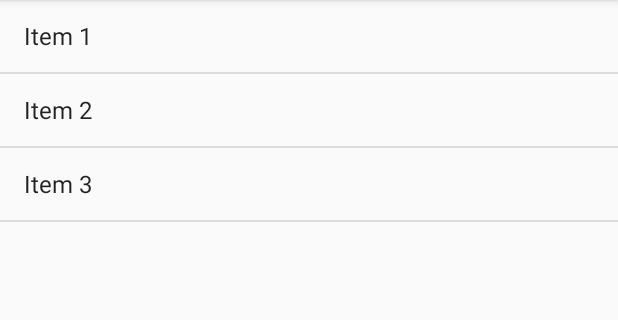
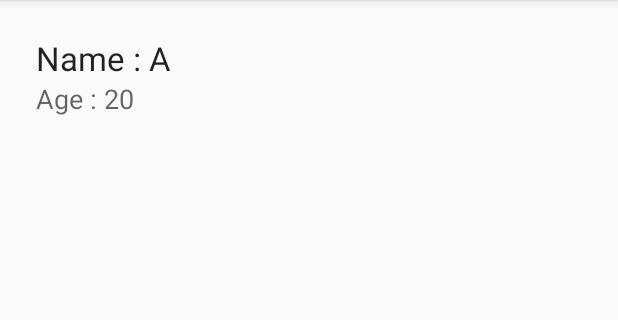
Before and after one commit to Julesssss/BirthdayReminder, an Android app: the screen it shows after launch (MainActivity), on a phone screen of 412 x 824 dp, the part 84-404 px from its top. Run offline under Robolectric (Android 15) with nearby library versions, the light colour scheme and no system bars.

Commit message:
Redesigned, formatted and documented Birthdays.java. Temporarily added RecyclerView files.

```diff
--- a/app/build.gradle
+++ b/app/build.gradle
@@ -22,4 +22,5 @@ android {
 dependencies {
     compile fileTree(dir: 'libs', include: ['*.jar'])
     compile 'com.android.support:appcompat-v7:23.+'
+    compile 'com.android.support:recyclerview-v7:+'
 }
--- /dev/null
+++ b/app/src/main/java/website/julianrosser/birthdays/Birthday.java
@@ -0,0 +1,295 @@
+package website.julianrosser.birthdays;
+
+import android.content.Context;
+import android.util.Log;
+import org.json.JSONException;
+import org.json.JSONObject;
+import java.text.SimpleDateFormat;
+import java.util.Date;
+import java.util.Locale;
+
+// Ignore Date method deprecation, todo : check eventually.
+@SuppressWarnings({"deprecation","unused"})
+
+public class Birthday {
+
+    // Context, logging and daysTillBirthday references
+    Context mAlarmContext;
+    String TAG = "Birthday.java";
+    int daysUntil; // todo old note: Have to update this every time
+
+    // JSON keys
+    private static final String JSON_NAME = "name";
+    private static final String JSON_DATE = "date";
+    private static final String JSON_REMIND = "remind";
+    private static final String JSON_DAYS_REMIND = "days_remind";
+
+    // References to data todo: rename references
+    String name;
+    Date date;
+    boolean remind;
+    int daysBeforeNotification;
+
+    /**
+     * Constructor for creating new birthday.
+     * Todo : Rename parameters in constructor, after ensuring this wont break references!
+     *
+     * @param n : name
+     * @param d : date
+     * @param notifyUserOfBirthday : remind
+     * @param mContext : app context
+     * @param remindDays : days left untill reminder
+     */
+    public Birthday(String n, Date d, boolean notifyUserOfBirthday, Context mContext, int remindDays) {
+
+        name = n;
+        date = d;
+        daysUntil = getDaysToBirthday(d);
+
+        if (daysUntil > 365) {
+            int iYear = d.getYear();
+            d.setYear(iYear - 1);
+            daysUntil = getDaysToBirthday(d);
+        }
+
+        if (daysUntil < 0) {
+            int iYear = d.getYear();
+            d.setYear(iYear + 1);
+            daysUntil = getDaysToBirthday(d);
+        }
+
+        remind = notifyUserOfBirthday;
+        daysBeforeNotification = remindDays;
+        mAlarmContext = mContext;
+    }
+
+    /**
+     * I think this is for replacing deleted birthday with new, todo: find out.
+     * @param editName : name
+     * @param editDate : date
+     * @param editRemind : remind user boolean
+     * @param editContext : context
+     * @param remindDays : days till reminder
+     */
+    public void edit(String editName, Date editDate, boolean editRemind, Context editContext, int remindDays) {
+
+        name = editName;
+        date = editDate;
+        daysUntil = getDaysToBirthday(editDate);
+
+        if (daysUntil > 365) {
+            int iYear = editDate.getYear();
+            editDate.setYear(iYear - 1);
+            daysUntil = getDaysToBirthday(editDate);
+        }
+        if (daysUntil < 0) {
+            int iYear = editDate.getYear();
+            editDate.setYear(iYear + 1);
+            daysUntil = getDaysToBirthday(editDate);
+        }
+
+        remind = editRemind;
+        mAlarmContext = editContext;
+        daysBeforeNotification = remindDays;
+    }
+
+    /**
+     * Constructor for parsing JSON data to Birthday objects. For each Birthday variable, check JSON data and update if found.
+     */
+    public Birthday(JSONObject json) throws JSONException {
+
+        // Find String name of person attached to this birthday.
+        if (json.has(JSON_NAME)) {
+            name = json.getString(JSON_NAME);
+        }
+
+        // Check whether user wants to be reminded for this birthday.
+        if (json.has(JSON_REMIND)) {
+            remind = json.getBoolean(JSON_REMIND);
+        } else {
+            // Default to true if not found, log message.
+            remind = true;
+            Log.e(TAG, "Birthday constructor - ERROR_11: Reminder boolean not found in JSON data.");
+        }
+
+        // Find days till reminder integer
+        if (json.has(JSON_DAYS_REMIND)) {
+            daysBeforeNotification = json.getInt(JSON_DAYS_REMIND);
+        }
+
+        // Date of birthday in millis.
+        if (json.has(JSON_DATE)) {
+            date = new Date();
+            date.setTime(json.getLong(JSON_DATE));
+
+            // Update days untill variable
+            daysUntil = getDaysToBirthday(date);
+
+            // If over a year away, reset to this year
+            if (daysUntil > 365) {
+
+                // Get current year and advance by 1.
+                int iYear = date.getYear();
+                date.setYear(iYear - 1);
+
+                // Update countdown with correct days
+                daysUntil = getDaysToBirthday(date);
+
+
+            } else if (daysUntil < 0) {
+
+                while (daysUntil < 0) {
+
+                    // Get current year, advance by 1.
+                    int iiYear = date.getYear();
+                    date.setYear(iiYear + 1);
+
+                    // Update countdown with HOPEFULLY correct days
+                    daysUntil = getDaysToBirthday(date);
+
+                    // TODO - check for infinate loop, add randomness to avoid?
+                }
+            }
+
+            /* Old code, unsure above works before deleting.
+            // Looped to ensure no more than 4 years have passed.
+            for (int i = 0; i < 5; i++) {
+                // If birthday has passed, advance date by a year.
+                if (daysUntil < 0) {
+                    // Get current year, advance by 1.
+                    int iiYear = date.getYear();
+                    date.setYear(iiYear + 1);
+                    daysUntil = getDaysToBirthday(date);
+                }} */
+        }
+    }
+
+    /**
+     * Convert current Birthday to JSON format and return.
+     */
+    public JSONObject toJSON() throws JSONException {
+        JSONObject json = new JSONObject();
+        json.put(JSON_NAME, this.getName());
+        json.put(JSON_DATE, this.getDate().getTime());
+        json.put(JSON_REMIND, this.getRemind());
+        json.put(JSON_DAYS_REMIND, this.getDaysNoti());
+        return json;
+    }
+
+    /**
+     * Getters & setters for variables
+     */
+
+    public int getDaysNoti() {
+        return daysBeforeNotification;
+    }
+
+    public Date getDate() {
+        return date;
+    }
+
+    public String getName() {
+        return name;
+    }
+
+    public boolean getRemind() {
+        return remind;
+    }
+
+    public void setRemind(boolean bool) {
+        remind = bool;
+    }
+
+    public int getDaysUntil() {
+        return daysUntil;
+    }
+
+    /**
+     * Return correct amount of days until birthday. Todo: check while loop works correctly.
+     */
+    private int getDaysToBirthday(Date birthdayDate) {
+
+        // Date variable
+        Date currentDate = new Date();
+
+        // Format dates
+        String dateBirthday = getFormattedDateString(birthdayDate.getYear());
+        String dateToday = getFormattedDateString(currentDate.getYear() + 1900);
+
+        // Pass date strings to getDayCount() method.
+        int returnedDayCount = (int) getDayCount(dateToday, dateBirthday);
+
+
+        int yearOfBirth = birthdayDate.getYear();
+
+        // Check that days is inside desired range.
+        while (returnedDayCount < 0) {
+
+            yearOfBirth += 1;
+
+            // Update date format
+            dateBirthday = getFormattedDateString(yearOfBirth);
+
+            // Recalculate
+            returnedDayCount = (int) getDayCount(dateToday, dateBirthday);
+        }
+
+        // Return final day count as an int.
+        return returnedDayCount;
+    }
+
+    /**
+     * Helper method which returns the amount of full days remaining between two dates.
+     */
+    public static long getDayCount(String start, String end) {
+
+        // Date format reference
+        SimpleDateFormat simpleDateFormat = new SimpleDateFormat("dd.MM.yyyy", Locale.getDefault());
+
+        // Local reference for storing difference
+        long difference = 0;
+
+        // Attempt to parse dates, and calculate the difference between dates.
+        try {
+
+            // Calculate difference between dates
+            difference = (simpleDateFormat.parse(end).getTime() - simpleDateFormat.parse(start).getTime());
+
+            // Round difference to nearest full day
+            difference =  Math.round(difference / (double) 86400000);
+
+        } catch (Exception e) {
+            // Log any exception
+            e.printStackTrace();
+            Log.i("Birthday.java", "Exception in getDayCount(), probably while parsing date.");
+        }
+
+        return difference;
+    }
+
+    /**
+     * Helper method for formatting dat strings
+     */
+    public String getFormattedDateString(int yearOfBirth) {
+
+        return String.valueOf(date.getDate()) + "."
+                + String.valueOf(date.getMonth() + 1) + "." // todo: why '+1' ??
+                + String.valueOf(yearOfBirth);
+    }
+
+    /**
+     * Return context for some unknown method. Todo: find this method in old project.
+     */
+    public Context getmAlarmContext() {
+        return mAlarmContext;
+    }
+
+    /**
+     * Set context for some unknown reason. Todo: find method and reason.
+     */
+    public void setmAlarmContext(Context mContext) {
+        mAlarmContext = mContext;
+
+    }
+
+}
--- a/app/src/main/java/website/julianrosser/birthdays/BirthdayListFragment.java
+++ b/app/src/main/java/website/julianrosser/birthdays/BirthdayListFragment.java
@@ -1,6 +1,5 @@
 package website.julianrosser.birthdays;
 
-import android.app.Activity;
 import android.os.Bundle;
 import android.support.v4.app.Fragment;
 import android.view.LayoutInflater;
@@ -11,8 +10,6 @@ import android.widget.AdapterView;
 import android.widget.ArrayAdapter;
 import android.widget.ListAdapter;
 import android.widget.TextView;
-
-import website.julianrosser.birthdays.dummy.DummyContent;
 
 /**
  * A fragment representing a list of Items.
@@ -74,8 +71,9 @@ public class BirthdayListFragment extends Fragment implements AbsListView.OnItem
         }
 
         // TODO: Change Adapter to display your content
-        mAdapter = new ArrayAdapter<DummyContent.DummyItem>(getActivity(),
-                android.R.layout.simple_list_item_1, android.R.id.text1, DummyContent.ITEMS);
+        mAdapter = new ArrayAdapter<Birthday>(getActivity(),
+                android.R.layout.simple_list_item_1, android.R.id.text1, MainActivity.birthdaysList);
+
     }
 
     @Override
@@ -93,16 +91,6 @@ public class BirthdayListFragment extends Fragment implements AbsListView.OnItem
         return view;
     }
 
-    @Override
-    public void onAttach(Activity activity) {
-        super.onAttach(activity);
-        try {
-            mListener = (OnFragmentInteractionListener) activity;
-        } catch (ClassCastException e) {
-            throw new ClassCastException(activity.toString()
-                    + " must implement OnFragmentInteractionListener");
-        }
-    }
 
     @Override
     public void onDetach() {
@@ -115,7 +103,7 @@ public class BirthdayListFragment extends Fragment implements AbsListView.OnItem
         if (null != mListener) {
             // Notify the active callbacks interface (the activity, if the
             // fragment is attached to one) that an item has been selected.
-            mListener.onFragmentInteraction(DummyContent.ITEMS.get(position).id);
+            mListener.onFragmentInteraction(MainActivity.birthdaysList.get(position).getName());
         }
     }
 
--- a/app/src/main/java/website/julianrosser/birthdays/MainActivity.java
+++ b/app/src/main/java/website/julianrosser/birthdays/MainActivity.java
@@ -1,13 +1,18 @@
 package website.julianrosser.birthdays;
 
+import android.os.Bundle;
 import android.support.v4.app.FragmentManager;
 import android.support.v7.app.AppCompatActivity;
-import android.os.Bundle;
 import android.view.Menu;
 import android.view.MenuItem;
 
+import java.util.ArrayList;
+import java.util.Date;
+import java.util.Random;
+
 public class MainActivity extends AppCompatActivity {
 
+    public static ArrayList<Birthday> birthdaysList = new ArrayList<Birthday>();
     FragmentManager fragmentManager;
     BirthdayListFragment listFragment;
 
@@ -15,6 +20,16 @@ public class MainActivity extends AppCompatActivity {
     protected void onCreate(Bundle savedInstanceState) {
         super.onCreate(savedInstanceState);
         setContentView(R.layout.activity_main);
+
+        addTestBirthday();
+
+        if (savedInstanceState == null) {
+            getSupportFragmentManager().beginTransaction()
+                    .add(R.id.container, new RecyclerListFragment())
+                    .commit();
+        }
+
+        /*
 
         // Init FragmentManager
         fragmentManager = getSupportFragmentManager();
@@ -24,7 +39,29 @@ public class MainActivity extends AppCompatActivity {
 
         fragmentManager.beginTransaction()
                 .replace(R.id.container, listFragment)
-                .commit();
+                .commit(); */
+
+    }
+
+    // Method for adding test birthday
+    public void addTestBirthday() {
+
+        for (int x = 0; x < 8; x++) {
+            Date f = new Date();
+            Random r = new Random();
+            f.setMonth(r.nextInt(12));
+            f.setDate(r.nextInt(31));
+            f.setYear(2014);
+            String[] name_array = {"Peter", "Piper", "Picked", "Pepper",};
+            String name = name_array[r.nextInt(name_array.length)];
+            boolean reminder = r.nextInt(3) != 1;
+
+            int dayRandom = r.nextInt(7);
+            Birthday b = new Birthday(name, f, reminder, this,
+                    dayRandom);
+
+            birthdaysList.add(b);
+        }
 
     }
 
@@ -49,4 +86,5 @@ public class MainActivity extends AppCompatActivity {
 
         return super.onOptionsItemSelected(item);
     }
+
 }
--- /dev/null
+++ b/app/src/main/java/website/julianrosser/birthdays/Model.java
@@ -0,0 +1,7 @@
+package website.julianrosser.birthdays;
+import java.util.Date;
+
+public class Model {
+    char name;
+    byte age;
+}
--- /dev/null
+++ b/app/src/main/java/website/julianrosser/birthdays/RecyclerListFragment.java
@@ -0,0 +1,53 @@
+package website.julianrosser.birthdays;
+
+
+import android.os.Bundle;
+import android.support.annotation.Nullable;
+import android.support.v7.widget.LinearLayoutManager;
+import android.support.v7.widget.RecyclerView;
+import android.view.LayoutInflater;
+import android.view.View;
+import android.view.ViewGroup;
+
+import java.util.ArrayList;
+import java.util.List;
+
+/**
+ * A placeholder fragment containing a simple view.
+ */
+public class RecyclerListFragment extends android.support.v4.app.Fragment {
+
+    private static List<Model> demoData;
+    RecyclerViewAdapter adapter;
+    RecyclerView recyclerView;
+
+    public RecyclerListFragment() {
+    }
+
+    @Override
+    public View onCreateView(LayoutInflater inflater, ViewGroup container,
+                             Bundle savedInstanceState) {
+        return inflater.inflate(R.layout.fragment_main, container, false);
+    }
+
+    @Override
+    public void onActivityCreated(@Nullable Bundle savedInstanceState) {
+        super.onActivityCreated(savedInstanceState);
+        recyclerView = (RecyclerView) getView().findViewById(R.id.myList);
+        recyclerView.setHasFixedSize(true);
+        LinearLayoutManager llm = new LinearLayoutManager(getActivity());
+        llm.setOrientation(LinearLayoutManager.VERTICAL);
+        recyclerView.setLayoutManager(llm);
+
+        demoData = new ArrayList<Model>();
+        char c = 'A';
+        for (byte i = 0; i < 20; i++) {
+            Model model = new Model();
+            model.name = c++;
+            model.age = (byte) (20 + i);
+            demoData.add(model);
+        }
+        adapter = new RecyclerViewAdapter(demoData);
+        recyclerView.setAdapter(adapter);
+    }
+}
--- /dev/null
+++ b/app/src/main/java/website/julianrosser/birthdays/RecyclerViewAdapter.java
@@ -0,0 +1,58 @@
+package website.julianrosser.birthdays;
+
+import android.support.v7.widget.RecyclerView;
+import android.util.SparseBooleanArray;
+import android.view.LayoutInflater;
+import android.view.View;
+import android.view.ViewGroup;
+import android.widget.TextView;
+
+import java.util.List;
+
+public class RecyclerViewAdapter
+        extends RecyclerView.Adapter
+        <RecyclerViewAdapter.ListItemViewHolder> {
+
+    private List<Model> items;
+    private SparseBooleanArray selectedItems;
+
+    RecyclerViewAdapter(List<Model> modelData) {
+        if (modelData == null) {
+            throw new IllegalArgumentException("modelData must not be null");
+        }
+        items = modelData;
+        selectedItems = new SparseBooleanArray();
+    }
+
+    @Override
+    public ListItemViewHolder onCreateViewHolder(ViewGroup viewGroup, int viewType) {
+        View itemView = LayoutInflater.
+                from(viewGroup.getContext()).
+                inflate(R.layout.item_demo_01, viewGroup, false);
+        return new ListItemViewHolder(itemView);
+    }
+
+    @Override
+    public void onBindViewHolder(ListItemViewHolder viewHolder, int position) {
+        Model model = items.get(position);
+        viewHolder.name.setText(String.valueOf(model.name));
+        viewHolder.age.setText(String.valueOf(model.age));
+        viewHolder.itemView.setActivated(selectedItems.get(position, false));
+    }
+
+    @Override
+    public int getItemCount() {
+        return items.size();
+    }
+
+    public final static class ListItemViewHolder extends RecyclerView.ViewHolder {
+        TextView name;
+        TextView age;
+
+        public ListItemViewHolder(View itemView) {
+            super(itemView);
+            name = (TextView) itemView.findViewById(R.id.txt_name);
+            age = (TextView) itemView.findViewById(R.id.txt_age);
+        }
+    }
+}
--- a/app/src/main/java/website/julianrosser/birthdays/dummy/DummyContent.java
+++ /dev/null
@@ -1,55 +0,0 @@
-package website.julianrosser.birthdays.dummy;
-
-import java.util.ArrayList;
-import java.util.HashMap;
-import java.util.List;
-import java.util.Map;
-
-/**
- * Helper class for providing sample content for user interfaces created by
- * Android template wizards.
- * <p/>
- * TODO: Replace all uses of this class before publishing your app.
- */
-public class DummyContent {
-
-    /**
-     * An array of sample (dummy) items.
-     */
-    public static List<DummyItem> ITEMS = new ArrayList<DummyItem>();
-
-    /**
-     * A map of sample (dummy) items, by ID.
-     */
-    public static Map<String, DummyItem> ITEM_MAP = new HashMap<String, DummyItem>();
-
-    static {
-        // Add 3 sample items.
-        addItem(new DummyItem("1", "Item 1"));
-        addItem(new DummyItem("2", "Item 2"));
-        addItem(new DummyItem("3", "Item 3"));
-    }
-
-    private static void addItem(DummyItem item) {
-        ITEMS.add(item);
-        ITEM_MAP.put(item.id, item);
-    }
-
-    /**
-     * A dummy item representing a piece of content.
-     */
-    public static class DummyItem {
-        public String id;
-        public String content;
-
-        public DummyItem(String id, String content) {
-            this.id = id;
-            this.content = content;
-        }
-
-        @Override
-        public String toString() {
-            return content;
-        }
-    }
-}
--- /dev/null
+++ b/app/src/main/res/drawable/statelist_item_background.xml
@@ -0,0 +1,7 @@
+<?xml version="1.0" encoding="utf-8"?>
+<selector xmlns:android="http://schemas.android.com/apk/res/android">
+
+    <item android:state_activated="true" android:drawable="@color/primary_dark" />
+    <item android:drawable="@android:color/transparent" />
+
+</selector>
--- /dev/null
+++ b/app/src/main/res/layout/common_item_layout.xml
@@ -0,0 +1,52 @@
+<?xml version="1.0" encoding="utf-8"?>
+
+<LinearLayout xmlns:android="http://schemas.android.com/apk/res/android"
+    xmlns:tools="http://schemas.android.com/tools"
+    android:id="@+id/container_inner_item"
+    android:layout_width="200dp"
+    android:layout_height="match_parent"
+    android:layout_centerVertical="true"
+    android:layout_margin="8dp"
+    android:orientation="vertical"
+    tools:showIn="@layout/item_demo_01">
+
+    <LinearLayout
+        android:layout_width="wrap_content"
+        android:layout_height="wrap_content">
+
+        <TextView
+
+            android:layout_width="wrap_content"
+            android:layout_height="wrap_content"
+            android:text="Name : "
+            android:textAppearance="?android:attr/textAppearanceLarge"
+            tools:text="Name : " />
+
+        <TextView
+            android:id="@+id/txt_name"
+            android:layout_width="wrap_content"
+            android:layout_height="wrap_content"
+            android:textAppearance="?android:attr/textAppearanceLarge"
+            tools:text="Name" />
+    </LinearLayout>
+
+    <LinearLayout
+        android:layout_width="wrap_content"
+        android:layout_height="wrap_content">
+
+        <TextView
+
+            android:layout_width="wrap_content"
+            android:layout_height="wrap_content"
+            android:text="Age : "
+            android:textAppearance="?android:attr/textAppearanceMedium"
+            tools:text="Age : " />
+
+        <TextView
+            android:id="@+id/txt_age"
+            android:layout_width="wrap_content"
+            android:layout_height="wrap_content"
+            android:textAppearance="?android:attr/textAppearanceMedium"
+            tools:text="Age" />
+    </LinearLayout>
+</LinearLayout>
--- /dev/null
+++ b/app/src/main/res/layout/fragment_main.xml
@@ -0,0 +1,16 @@
+<RelativeLayout xmlns:android="http://schemas.android.com/apk/res/android"
+    xmlns:tools="http://schemas.android.com/tools"
+    android:layout_width="match_parent"
+    android:layout_height="match_parent"
+    android:paddingBottom="@dimen/activity_vertical_margin"
+    android:paddingLeft="@dimen/activity_horizontal_margin"
+    android:paddingRight="@dimen/activity_horizontal_margin"
+    android:paddingTop="@dimen/activity_vertical_margin"
+    tools:context=".MyActivity">
+
+    <android.support.v7.widget.RecyclerView
+        android:id="@+id/myList"
+        android:layout_width="match_parent"
+        android:layout_height="match_parent" />
+
+</RelativeLayout>
--- /dev/null
+++ b/app/src/main/res/layout/item_demo_01.xml
@@ -0,0 +1,10 @@
+<?xml version="1.0" encoding="utf-8"?>
+
+<RelativeLayout xmlns:android="http://schemas.android.com/apk/res/android"
+    android:id="@+id/container_list_item"
+    android:layout_width="match_parent"
+    android:layout_height="match_parent"
+    android:background="@drawable/statelist_item_background">
+
+    <include layout="@layout/common_item_layout" />
+</RelativeLayout>
--- a/app/src/main/res/values/strings.xml
+++ b/app/src/main/res/values/strings.xml
@@ -3,4 +3,9 @@
 
     <string name="hello_world">Hello world!</string>
     <string name="action_settings">Settings</string>
+
+<!-- TODO: Remove or change this placeholder text -->
+    <string name="hello_blank_fragment">Hello blank fragment</string>
+
+    <color name="primary_dark">#055</color>
 </resources>
```
Also changed, not shown: 2 other files.
